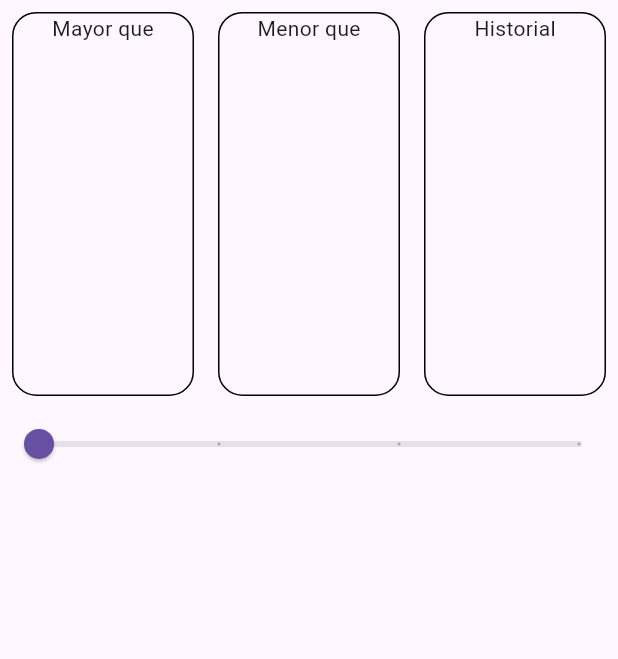
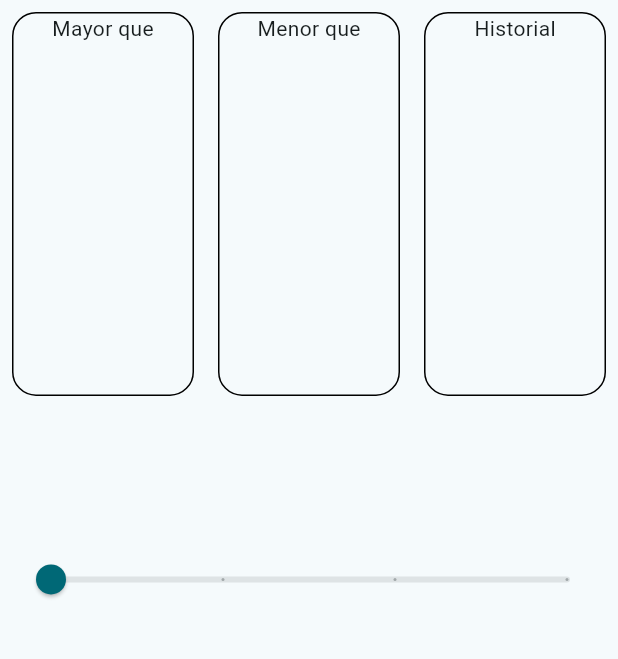
Before and after one commit to geekmaster69/AdivinaElNumero-Desafio, a Flutter app: the screen it shows after launch, on a phone screen of 412 x 824 dp, the part 171-830 px from its top. Run offline on Flutter 3.47's test engine with Material 3 defaults, Android fonts, the phone set to English and light mode, and no system bars; our stand-ins replace flutter_riverpod.

Commit message:
Agregando tema

```diff
--- /dev/null
+++ b/lib/config/config.dart
@@ -0,0 +1,2 @@
+export './helpers/show_snackbar.dart';
+export './theme/app_theme.dart';
--- /dev/null
+++ b/lib/config/theme/app_theme.dart
@@ -0,0 +1,12 @@
+import 'package:flutter/material.dart';
+
+const color = Colors.cyan;
+
+class AppTheme {
+  ThemeData getTheme() => ThemeData(colorSchemeSeed: color);
+
+  ThemeData darkTheme() => ThemeData(
+        brightness: Brightness.dark,
+        colorSchemeSeed: color,
+      );
+}
--- a/lib/main.dart
+++ b/lib/main.dart
@@ -1,9 +1,14 @@
 import 'package:flutter/material.dart';
+import 'package:flutter/services.dart';
 import 'package:flutter_riverpod/flutter_riverpod.dart';
 
+import 'config/config.dart';
 import 'presentation/screens/screens.dart';
 
-void main() {
+void main() async {
+  await SystemChrome.setPreferredOrientations([
+    DeviceOrientation.portraitUp,
+  ]);
   runApp(const ProviderScope(child: MainApp()));
 }
 
@@ -12,8 +17,11 @@ class MainApp extends StatelessWidget {
 
   @override
   Widget build(BuildContext context) {
-    return const MaterialApp(
-      home: HomeScreen(),
+    return MaterialApp(
+      themeMode: ThemeMode.system,
+      darkTheme: AppTheme().darkTheme(),
+      theme: AppTheme().getTheme(),
+      home: const HomeScreen(),
     );
   }
 }
--- a/lib/presentation/providers/game_form_provider.dart
+++ b/lib/presentation/providers/game_form_provider.dart
@@ -32,7 +32,7 @@ class GameFormNotifier extends StateNotifier<GameFormState> {
   }
 
   void onFormSubmit(int value) {
-    if (value == 0) {
+    if (value == 0 || value > state.currentNumber) {
       setMessage('Debes elegir un numero entre 1 y ${state.gameLevel.range}');
       return;
     }
--- a/lib/presentation/screens/home_screen.dart
+++ b/lib/presentation/screens/home_screen.dart
@@ -1,3 +1,4 @@
+import 'package:adivina_el_numero_desafio/config/helpers/show_snackbar.dart';
 import 'package:adivina_el_numero_desafio/presentation/providers/game_form_provider.dart';
 import 'package:adivina_el_numero_desafio/presentation/screens/game_over_screen.dart';
 import 'package:adivina_el_numero_desafio/presentation/widgets/widgets.dart';
@@ -14,11 +15,24 @@ class HomeScreen extends ConsumerWidget {
     final gameFormState = ref.watch(gameFormProvider);
     final gameFormNotifier = ref.watch(gameFormProvider.notifier);
 
-    return  (gameFormState.endGame)
-    ? GameOverScreen()
+    ref.listen(
+      gameFormProvider,
+      (previous, next) {
+        if (next.message.isEmpty) return;
+
+        showSnackbar(context, next.message);
+      },
+    );
+
+    return (gameFormState.endGame)
+        ? GameOverScreen(
+            currentNumber: gameFormState.currentNumber,
+            onTap: () => gameFormNotifier
+                .onGameLevelChange(gameFormState.gameLevelIndex),
+          )
         : Scaffold(
             appBar: AppBar(
-        title: Text('Home Screen'),
+              title: const Text('Home Screen'),
             ),
             body: Column(
               children: [
@@ -46,19 +60,29 @@ class HomeScreen extends ConsumerWidget {
                   height: size.height * 0.33,
                   child: Row(
                     children: [
-                CounterWidget(numbers: gameFormState.greaterThan, title: 'Mayor que'),
-                CounterWidget(numbers: gameFormState.minorThan, title: 'Menor que'),
-                CounterWidget(numbers: gameFormState.history, title: 'Historial'),
+                      CounterWidget(
+                          numbers: gameFormState.greaterThan,
+                          title: 'Mayor que'),
+                      CounterWidget(
+                          numbers: gameFormState.minorThan, title: 'Menor que'),
+                      CounterWidget(
+                          numbers: gameFormState.history, title: 'Historial'),
                     ],
                   ),
                 ),
-          SliderGameLevel(
+                SizedBox(
+                  height: size.height * 0.1,
+                ),
+                Padding(
+                  padding: const EdgeInsets.all(8.0),
+                  child: SliderGameLevel(
                     currentLevel: gameFormState.gameLevelIndex,
                     label: gameFormState.gameLevel.label,
                     listSize: gameLevels.length,
                     onChange: (levelSelected) {
                       gameFormNotifier.onGameLevelChange(levelSelected.toInt());
                     },
+                  ),
                 )
               ],
             ),
```
Also changed, not shown: lib/config/helpers/show_snackbar.dart (added, +7 -0 lines), lib/presentation/screens/game_over_screen.dart (+7 -10 lines). Lines whose indentation alone changed are shown as unchanged.
